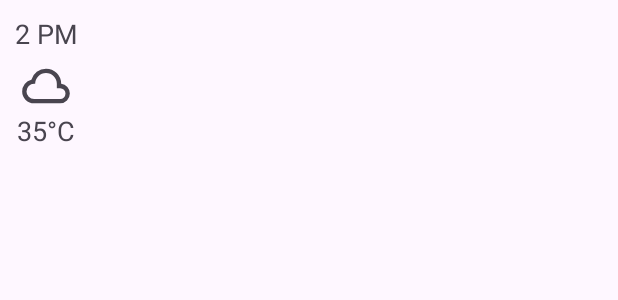
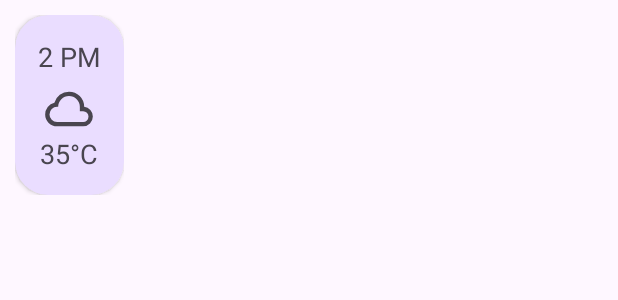
Before and after one commit to pratyaksh1610/WeatherApp, an Android app: the layout recycler_view_this_week_weather_item.xml on its own in the app's theme, with its tools: preview values and no code run, on a phone screen of 412 x 824 dp. Shown: the top 300 px of the screen. Run offline under Robolectric (Android 15) with nearby library versions, the phone set to English and light mode, and no system bars; network calls fail.

Commit message:
Fix include
- Fix this week each item UI

```diff
--- a/app/src/main/res/layout/recycler_view_this_week_weather_item.xml
+++ b/app/src/main/res/layout/recycler_view_this_week_weather_item.xml
@@ -1,11 +1,23 @@
 <?xml version="1.0" encoding="utf-8"?>
 <LinearLayout xmlns:android="http://schemas.android.com/apk/res/android"
+    xmlns:app="http://schemas.android.com/apk/res-auto"
     android:layout_width="wrap_content"
     android:layout_height="wrap_content"
     android:gravity="center"
     android:orientation="vertical"
     android:padding="10dp">
 
+    <androidx.cardview.widget.CardView
+        android:layout_width="wrap_content"
+        android:layout_height="wrap_content"
+        android:backgroundTint="?attr/colorPrimaryContainer"
+        app:cardCornerRadius="22dp">
+
+        <LinearLayout
+            android:padding="15dp"
+            android:layout_width="wrap_content"
+            android:layout_height="wrap_content"
+            android:orientation="vertical">
 
             <com.google.android.material.textview.MaterialTextView
                 android:id="@+id/dayOfWeek"
@@ -35,6 +47,8 @@
                 android:gravity="center"
                 android:text="35°C"
                 android:textSize="18sp" />
+        </LinearLayout>
+    </androidx.cardview.widget.CardView>
 
 
 </LinearLayout>
```
Also changed, not shown: app/src/main/res/layout/main_weather_layout.xml (+9 -7 lines). Lines whose indentation alone changed are shown as unchanged.
